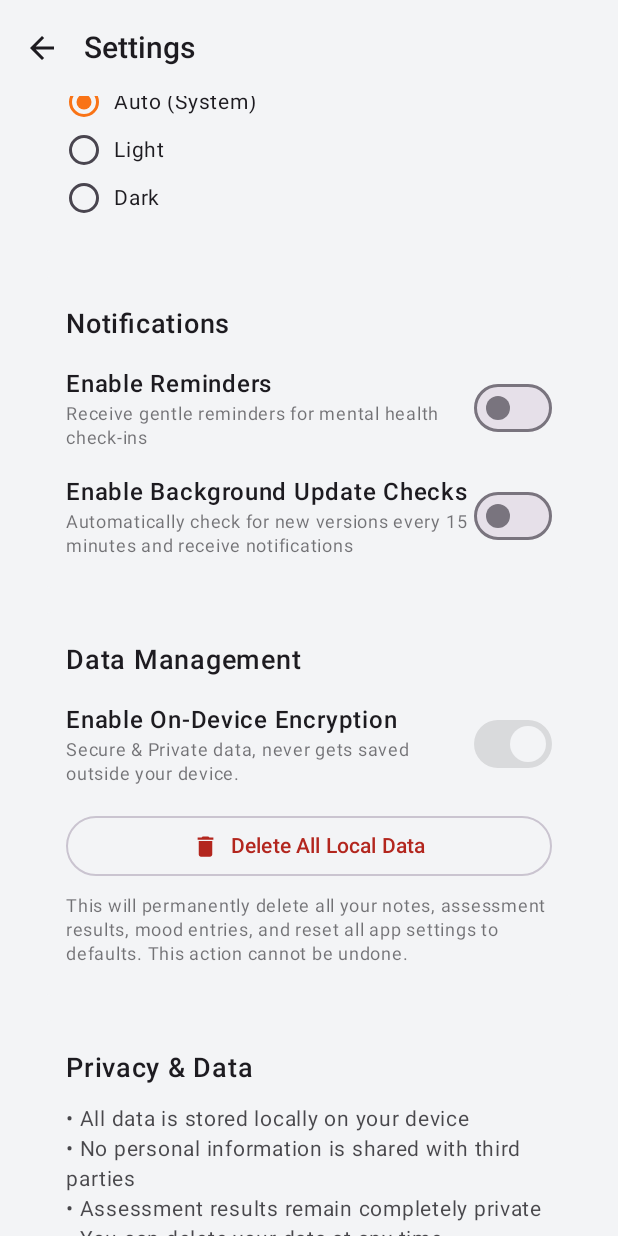
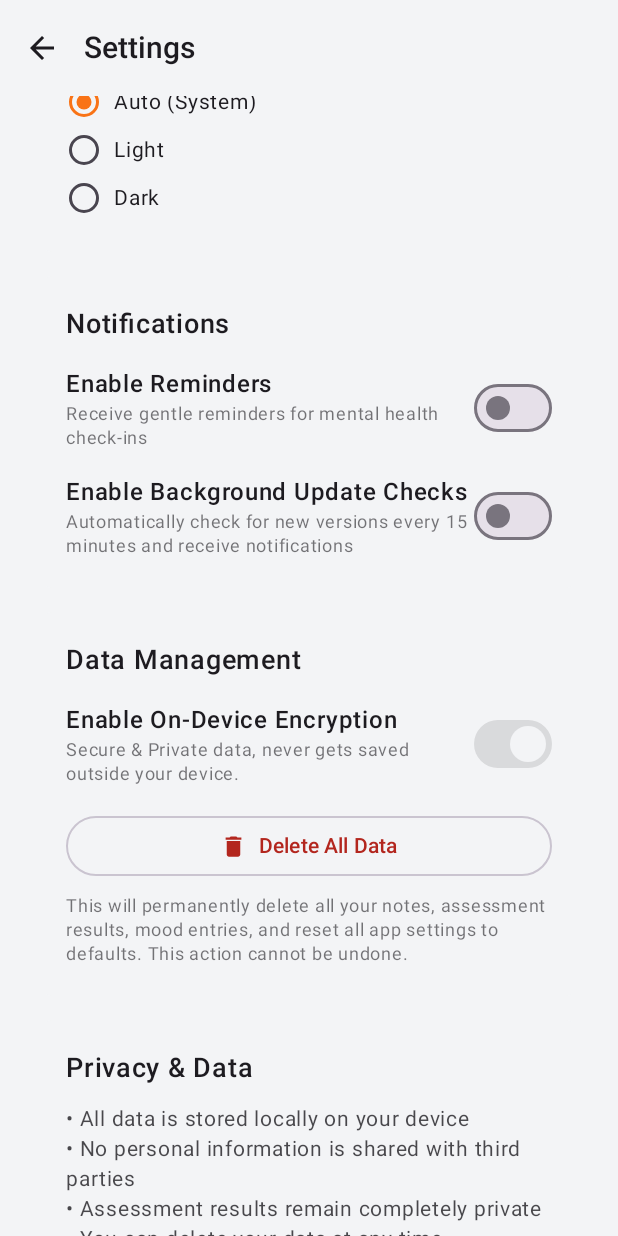
Before and after one commit to AlphaGameDeveloper/Seen, an Android app built with Jetpack Compose: the composable SettingsScreen shown on its own in the app's theme, scrolled down 532 dp, on a phone screen of 412 x 824 dp. Run offline under Robolectric (Android 15) with nearby library versions, the light colour scheme and no system bars.

Commit message:
Made the translations appear in settings (hadnt been switched from string to variable yet)

```diff
--- a/app/src/main/java/dev/alphagame/seen/screens/SettingsScreen.kt
+++ b/app/src/main/java/dev/alphagame/seen/screens/SettingsScreen.kt
@@ -736,7 +736,7 @@ fun SettingsScreen(
                     modifier = Modifier.padding(20.dp)
                 ) {
                     Text(
-                        text = "Data Management",
+                        text = translation.dataManagement,
                         fontSize = 18.sp,
                         fontWeight = FontWeight.SemiBold,
                         color = MaterialTheme.colorScheme.onSurface
@@ -789,7 +789,7 @@ fun SettingsScreen(
                         )
                         Spacer(modifier = Modifier.width(8.dp))
                         Text(
-                            text = "Delete All Local Data",
+                            text = translation.deleteAllData,
                             fontSize = 14.sp,
                             fontWeight = FontWeight.Medium
                         )
@@ -798,7 +798,7 @@ fun SettingsScreen(
                     Spacer(modifier = Modifier.height(8.dp))
 
                     Text(
-                        text = "This will permanently delete all your notes, assessment results, mood entries, and reset all app settings to defaults. This action cannot be undone.",
+                        text = translation.deleteAllDataDescription,
                         fontSize = 12.sp,
                         color = MaterialTheme.colorScheme.onSurface.copy(alpha = 0.6f),
                         lineHeight = 16.sp
@@ -818,7 +818,7 @@ fun SettingsScreen(
                     modifier = Modifier.padding(20.dp)
                 ) {
                     Text(
-                        text = "Privacy & Data",
+                        text = translation.privacyAndData,
                         fontSize = 18.sp,
                         fontWeight = FontWeight.SemiBold,
                         color = MaterialTheme.colorScheme.onSurface
@@ -827,7 +827,7 @@ fun SettingsScreen(
                     Spacer(modifier = Modifier.height(12.dp))
 
                     Text(
-                        text = "• All data is stored locally on your device\n• No personal information is shared with third parties\n• Assessment results remain completely private\n• You can delete your data at any time",
+                        text = translation.privacyDescription,
                         fontSize = 14.sp,
                         color = MaterialTheme.colorScheme.onSurface.copy(alpha = 0.8f),
                         lineHeight = 20.sp
@@ -847,7 +847,7 @@ fun SettingsScreen(
                     modifier = Modifier.padding(20.dp)
                 ) {
                     Text(
-                        text = "Important Notice",
+                        text = translation.importantNotice,
                         fontSize = 18.sp,
                         fontWeight = FontWeight.SemiBold,
                         color = MaterialTheme.colorScheme.error
@@ -856,7 +856,7 @@ fun SettingsScreen(
                     Spacer(modifier = Modifier.height(12.dp))
 
                     Text(
-                        text = "This app is not a substitute for professional medical advice, diagnosis, or treatment. If you're experiencing a mental health crisis, please contact emergency services or consult with a qualified healthcare provider immediately.",
+                        text = translation.disclaimerText,
                         fontSize = 14.sp,
                         color = MaterialTheme.colorScheme.onSurface.copy(alpha = 0.8f),
                         lineHeight = 20.sp
@@ -872,13 +872,13 @@ fun SettingsScreen(
             onDismissRequest = { showDeleteDialog = false },
             title = {
                 Text(
-                    text = "Delete All Data?",
+                    text = translation.deleteConfirmTitle,
                     fontWeight = FontWeight.SemiBold
                 )
             },
             text = {
                 Text(
-                    text = "This will permanently delete all your notes, assessment results, mood entries, and app settings. All data will be cleared and settings will be reset to default values. This action cannot be undone.\n\nAre you sure you want to continue?",
+                    text = translation.deleteConfirmText,
                     lineHeight = 20.sp
                 )
             },
```
